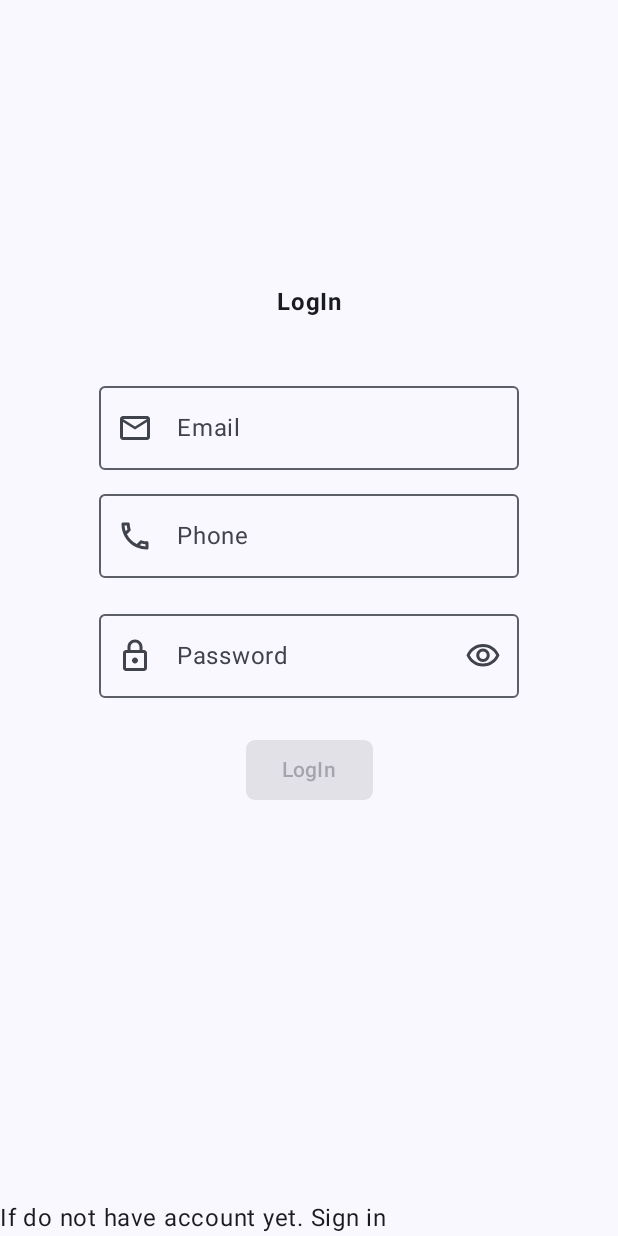
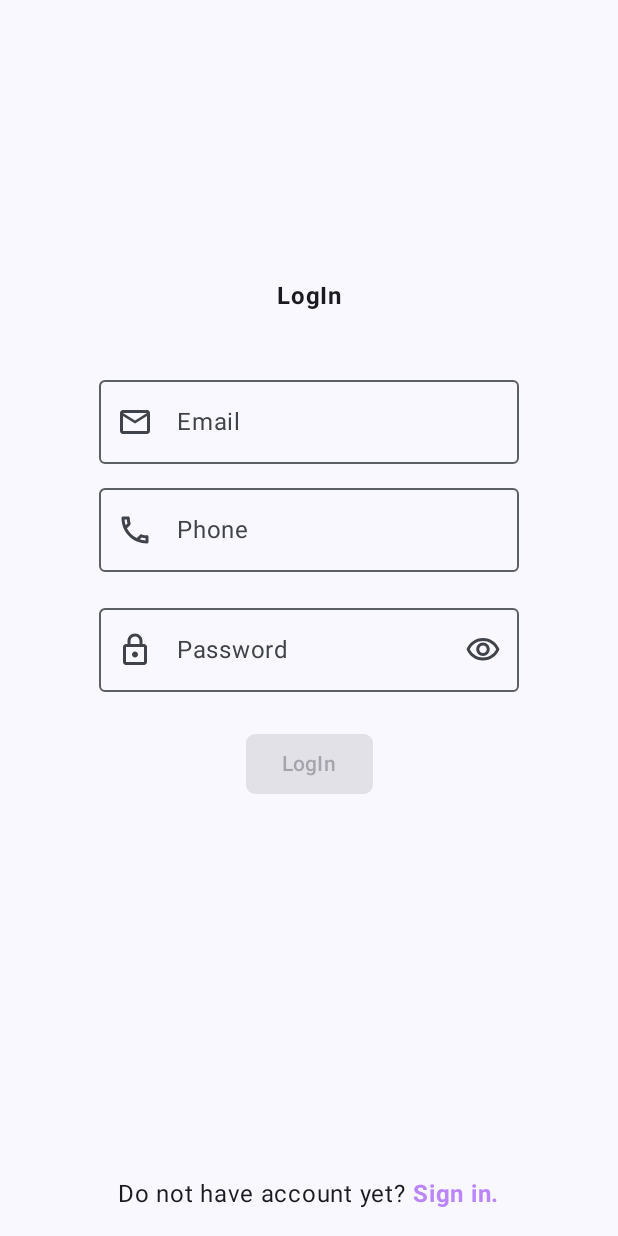
Before and after one commit to CarlosCGA/MyLogin, an Android app built with Jetpack Compose: the screen it shows after launch (MainActivity), on a phone screen of 412 x 824 dp. Run offline under Robolectric (Android 15) with nearby library versions, the phone set to English and light mode, and no system bars; our stand-ins replace Dagger/Hilt's generated code, livedata-compose.

Commit message:
update signIn text

```diff
--- a/app/src/main/java/com/cazulabs/mylogin/logIn/ui/LogInScreen.kt
+++ b/app/src/main/java/com/cazulabs/mylogin/logIn/ui/LogInScreen.kt
@@ -3,6 +3,7 @@ package com.cazulabs.mylogin.logIn.ui
 import androidx.compose.foundation.clickable
 import androidx.compose.foundation.layout.Box
 import androidx.compose.foundation.layout.Column
+import androidx.compose.foundation.layout.Row
 import androidx.compose.foundation.layout.Spacer
 import androidx.compose.foundation.layout.fillMaxSize
 import androidx.compose.foundation.layout.fillMaxWidth
@@ -27,11 +28,13 @@ import androidx.compose.runtime.saveable.rememberSaveable
 import androidx.compose.runtime.setValue
 import androidx.compose.ui.Alignment
 import androidx.compose.ui.Modifier
+import androidx.compose.ui.res.colorResource
 import androidx.compose.ui.text.font.FontWeight
 import androidx.compose.ui.text.input.KeyboardType
 import androidx.compose.ui.text.input.PasswordVisualTransformation
 import androidx.compose.ui.text.input.VisualTransformation
 import androidx.compose.ui.unit.dp
+import com.cazulabs.mylogin.R
 
 @Composable
 fun LogInScreen(logInViewModel: LogInViewModel) {
@@ -49,6 +52,7 @@ fun LogInScreen(logInViewModel: LogInViewModel) {
             Footer(
                 modifier = Modifier.align(Alignment.CenterHorizontally)
             )
+            Spacer(modifier = Modifier.size(16.dp))
         }
 
     }
@@ -56,7 +60,16 @@ fun LogInScreen(logInViewModel: LogInViewModel) {
 
 @Composable
 fun Footer(modifier: Modifier) {
-    Text(text = "If do not have account yet. Sign in")
+    Row(modifier = modifier, verticalAlignment = Alignment.CenterVertically) {
+        Text(text = "Do not have account yet? ")
+        Text(
+            modifier = Modifier.clickable { },
+            text = "Sign in.",
+            color = colorResource(id = R.color.purple_200),
+            fontWeight = FontWeight.Bold
+        )
+    }
+
 }
 
 @Composable
```
